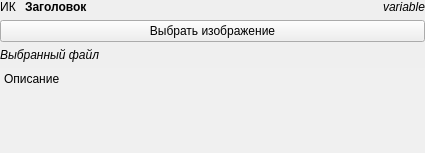
Artemako/auto-exec-doc, file designer/forms/formimage.ui: the form before one commit.
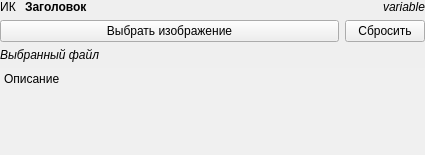
The form after the commit.

```diff
--- a/designer/forms/formimage.ui
+++ b/designer/forms/formimage.ui
@@ -7,7 +7,7 @@
     <x>0</x>
     <y>0</y>
     <width>425</width>
-    <height>153</height>
+    <height>155</height>
    </rect>
   </property>
   <property name="maximumSize">
@@ -82,11 +82,25 @@
     </layout>
    </item>
    <item>
+    <layout class="QHBoxLayout" name="hl_select_clear" stretch="1,0">
+     <property name="spacing">
+      <number>6</number>
+     </property>
+     <item>
     <widget class="QPushButton" name="select_button">
      <property name="text">
       <string>Выбрать изображение</string>
      </property>
     </widget>
+     </item>
+     <item>
+      <widget class="QPushButton" name="btn_reset">
+       <property name="text">
+        <string>Сбросить</string>
+       </property>
+      </widget>
+     </item>
+    </layout>
    </item>
    <item>
     <widget class="QLabel" name="label">
```
Lines whose indentation alone changed are shown as unchanged.
